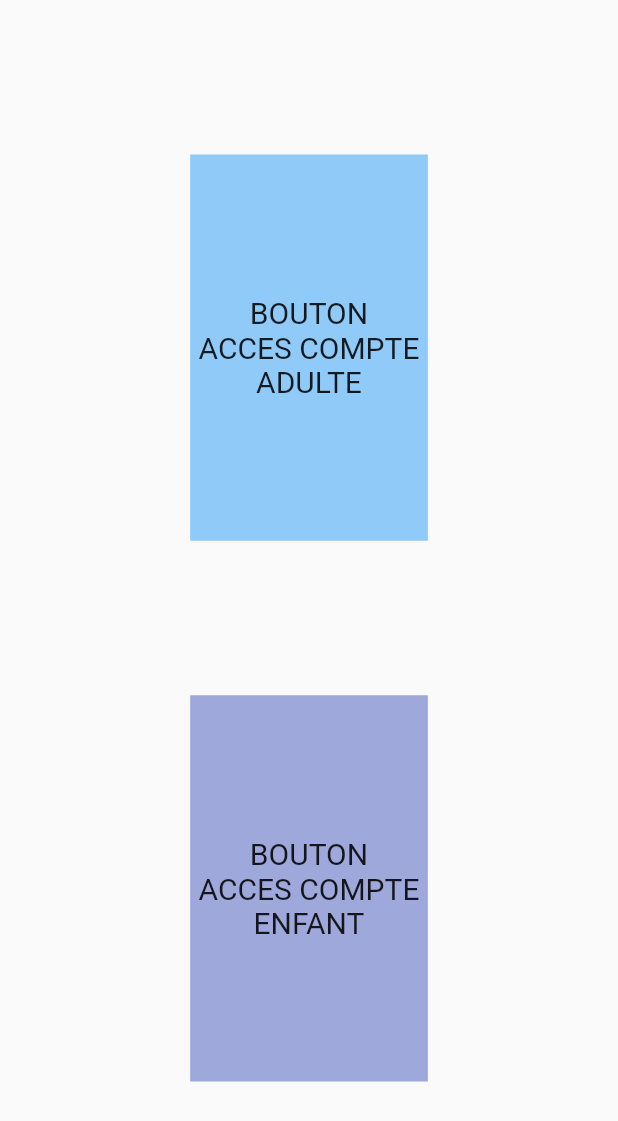
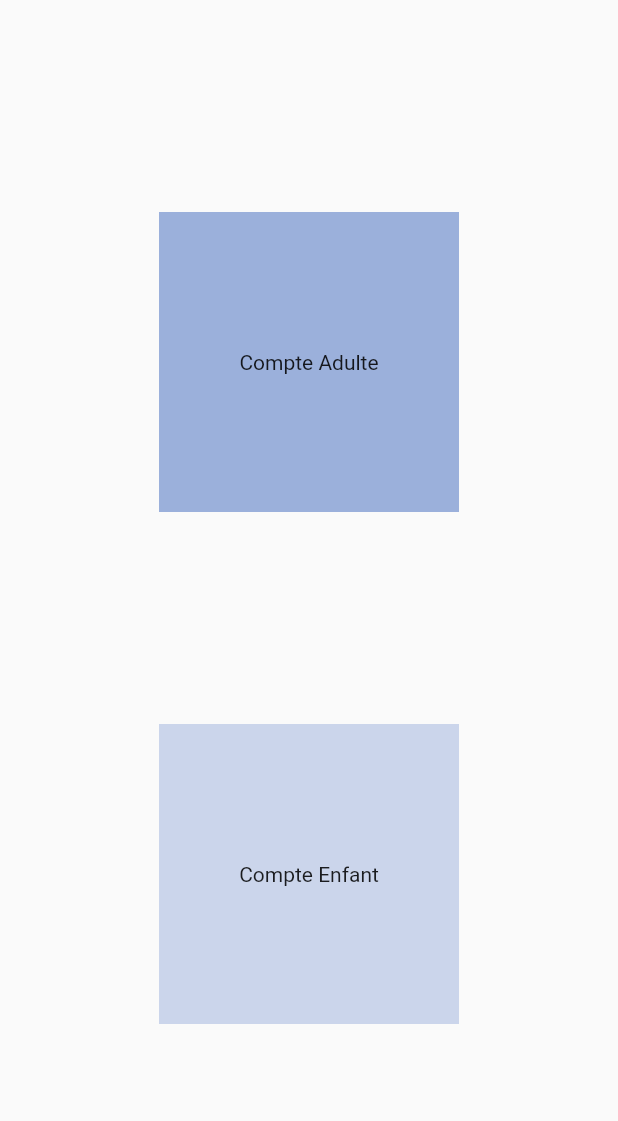
Before and after one commit to arnacologie/Gloopy, a Flutter app: the PreLoginView screen opened directly, on a phone screen of 412 x 824 dp. Shown: the top 1121 px of the screen. Run offline on Flutter 3.47's test engine with Material 2 defaults, Android fonts, the phone set to English and light mode, and no system bars; our stand-ins replace cached_network_image, cloud_firestore, firebase_auth, firebase_messaging, firebase_storage, fluttertoast and 3 more; missing offline and left inert: rx_command, rx_widgets; accounts and stored records are empty; statements that could not run were skipped.

Commit message:
merge in progress

```diff
--- a/gloopy/lib/main.dart
+++ b/gloopy/lib/main.dart
@@ -2,6 +2,7 @@
 import 'package:flutter/material.dart';
 import 'package:gloopy/const.dart';
 import 'package:gloopy/service_locator.dart';
+import 'package:gloopy/views/pre_login_view.dart';
 import 'package:gloopy/views/test_view.dart';
 
 void main() {
--- a/gloopy/lib/views/confirmation_view.dart
+++ b/gloopy/lib/views/confirmation_view.dart
@@ -11,9 +11,6 @@ class _ConfirmationViewState extends State<ConfirmationView> {
   Widget build(BuildContext context) {
     return Scaffold(
         resizeToAvoidBottomPadding: false,
-        appBar: AppBar(
-          title: Text("page 2"),
-        ),
         body: Container(
             child: Center(
           child: Column(
--- a/gloopy/lib/views/pre_login_view.dart
+++ b/gloopy/lib/views/pre_login_view.dart
@@ -1,6 +1,7 @@
 import 'package:flutter/material.dart';
 import 'package:gloopy/utils/fade_nav_route.dart';
 import 'package:gloopy/views/adult_login_view.dart';
+import 'package:gloopy/views/child_login_view.dart';
 
 class PreLoginView extends StatefulWidget {
   @override
@@ -15,42 +16,50 @@ class _PreLoginViewState extends State<PreLoginView> {
     separator = MediaQuery.of(context).size.height/8;
     paddingColumn = MediaQuery.of(context).size.height/6.5;
     return Scaffold(
+
       body: Center(
-        child: Container(
-          padding: EdgeInsets.symmetric(horizontal: paddingColumn, vertical: separator ),
-          child: Column(
-            crossAxisAlignment: CrossAxisAlignment.stretch,
-            children: <Widget>[
-              Expanded(
-                child: Material(
-                  color: Colors.blue[200],
-                      child: InkWell(
-                      splashColor: Colors.red,
-                      onTap: ()=>Navigator.push(context,FadeNavRoute(builder: (context) => AdultLoginView()),),
-                      child: Container(
-                      alignment: Alignment.center,
-                      child: Text('BOUTON\nACCES COMPTE\nADULTE', textAlign: TextAlign.center,style: TextStyle(fontSize: 20.0),),
-                    ),
-                  ),
-                ),
-              ),
-              SizedBox(height: separator),
-              Expanded(
-                child: Material(
-                  color: Colors.indigo[200],
-                      child: InkWell(
-                      splashColor: Colors.red,
-                      onTap: ()=>Navigator.push(context,FadeNavRoute(builder: (context) => AdultLoginView()),),
-                      child: Container(
-                      alignment: Alignment.center,
-                      child: Text('BOUTON\nACCES COMPTE\nENFANT', textAlign: TextAlign.center,style: TextStyle(fontSize: 20.0),),
-                    ),
-                  ),
-                ),
-              ),
-            ],
-          ),
-        ),
+
+        child: Column(
+          mainAxisAlignment: MainAxisAlignment.spaceEvenly,
+          children: <Widget>[
+            InkWell(
+                onTap: (){
+                  Navigator.push(
+                    context,
+                    MaterialPageRoute(builder: (context) => AdultLoginView()),
+                  );
+                },
+                child: Container(
+                    width: 200,
+                    height: 200,
+                    color:  Color.fromRGBO(155, 176, 219, 1),
+
+                    child: Center(
+                      child: Text("Compte Adulte"),
+                    )
+                )
+            ),
+            InkWell(
+                onTap: (){
+                  Navigator.push(
+                    context,
+                    MaterialPageRoute(builder: (context) => ChildLoginView()),
+                  );
+                },
+                child: Container(
+                    width: 200,
+                    height: 200,
+                    color:  Color.fromRGBO(155, 176, 219, 0.5),
+
+                    child: Center(
+                      child: Text("Compte Enfant"),
+                    )
+                )
+            )
+
+          ],
+        )
+
       ),
     );
   }
--- a/gloopy/lib/views/test_view.dart
+++ b/gloopy/lib/views/test_view.dart
@@ -1,4 +1,8 @@
+import 'dart:async';
+
 import 'package:flutter/material.dart';
+import 'package:gloopy/utils/fade_nav_route.dart';
+import 'package:gloopy/views/pre_login_view.dart';
 
 class TestView extends StatefulWidget {
   @override
@@ -19,6 +23,7 @@ class _TestViewState extends State<TestView>
     _animation = Tween(begin: 3.0, end: 4.0).animate(CurvedAnimation(
         parent: _animationController, curve: Curves.ease));
     _animationController.forward();
+    Timer(Duration(seconds: 4), () =>Navigator.pushReplacement(context,FadeNavRoute(builder: (context) => PreLoginView()),),);
     super.initState();
   }
 
--- a/gloopy/pubspec.yaml
+++ b/gloopy/pubspec.yaml
@@ -60,6 +60,7 @@ flutter:
      - images/planets/
      - images/profile/
      - images/backgrounds/
+     - images/characters/ponys/
 
   # To add assets to your application, add an assets section, like this:
   # assets:
```
Also changed, not shown: gloopy/lib/views/adult_login_view.dart (+9 -18 lines), gloopy/lib/views/child_login_view.dart (+81 -2 lines), gloopy/images/characters/ponys/mylittlepony.png (added), gloopy/images/characters/ponys/pony1.png (added), gloopy/images/characters/ponys/pony2.png (added), gloopy/images/characters/ponys/pony3.png (added), gloopy/images/characters/ponys/pony4.png (added), gloopy/images/characters/ponys/pony5.png (added), gloopy/images/characters/ponys/pony6.png (added), gloopy/images/characters/ponys/pony7.png (added), gloopy/images/characters/ponys/pony8.png (added).
